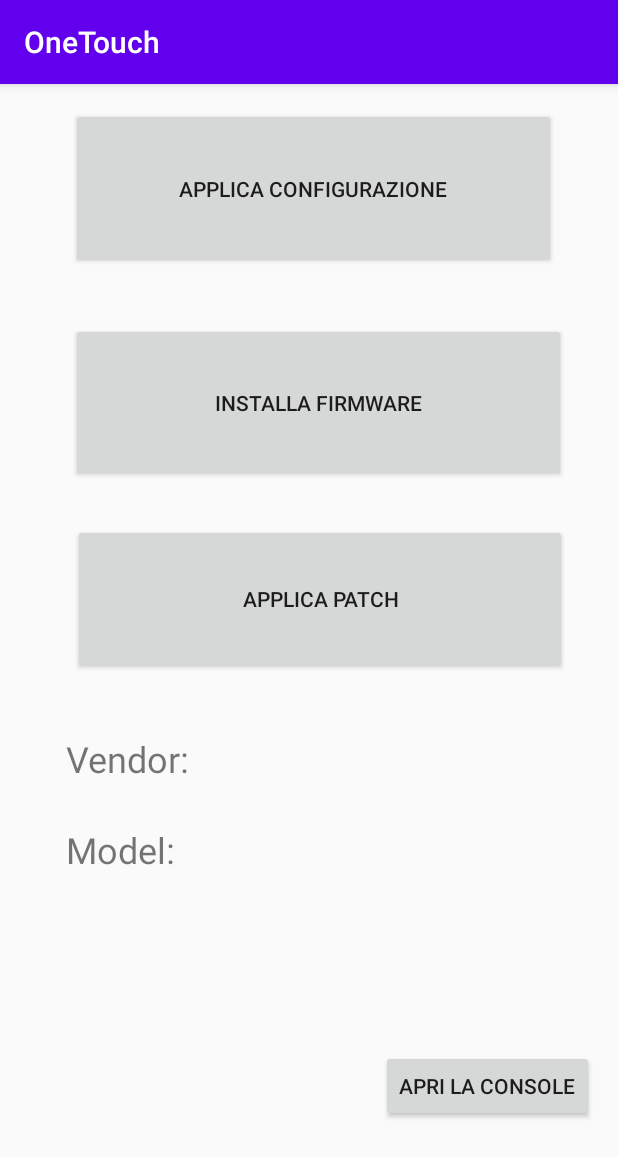
After one commit to MarcoPoveromo/OneTouch, an Android app: the fragment CpeMenuFragment shown on its own in the app's theme, on a phone screen of 412 x 824 dp. The commit adds this screen. Shown: the top 1157 px of the screen. Run offline under Robolectric (Android 15) with nearby library versions, the phone set to English and light mode, and no system bars; 2 statements that could not run were skipped.

Commit message:
Aggiunto menu del cpe e versione mokkata di applica configurazione

```diff
--- a/app/build.gradle
+++ b/app/build.gradle
@@ -33,6 +33,7 @@ dependencies {
     implementation 'androidx.appcompat:appcompat:1.1.0'
     implementation 'androidx.constraintlayout:constraintlayout:1.1.3'
     implementation 'com.github.felHR85:UsbSerial:6.1.0'
+    implementation 'androidx.legacy:legacy-support-v4:1.0.0'
     testImplementation 'junit:junit:4.12'
     androidTestImplementation 'androidx.test.ext:junit:1.1.1'
     androidTestImplementation 'androidx.test.espresso:espresso-core:3.2.0'
--- /dev/null
+++ b/app/src/main/java/android/stage/onetouch/CpeMenuFragment.java
@@ -0,0 +1,173 @@
+package android.stage.onetouch;
+
+import android.content.BroadcastReceiver;
+import android.content.ComponentName;
+import android.content.Context;
+import android.content.Intent;
+import android.content.IntentFilter;
+import android.content.ServiceConnection;
+import android.os.Bundle;
+
+import androidx.annotation.NonNull;
+import androidx.annotation.Nullable;
+import androidx.fragment.app.Fragment;
+
+import android.os.Handler;
+import android.os.IBinder;
+import android.os.Message;
+import android.view.LayoutInflater;
+import android.view.View;
+import android.view.ViewGroup;
+import android.widget.Button;
+import android.widget.Toast;
+
+import java.lang.ref.WeakReference;
+import java.util.Set;
+
+
+public class CpeMenuFragment extends Fragment {
+    private final BroadcastReceiver mUsbReceiver = new BroadcastReceiver() {
+        @Override
+        public void onReceive(Context context, Intent intent) {
+            switch (intent.getAction()) {
+                case UsbService.ACTION_USB_PERMISSION_GRANTED:
+                    Toast.makeText(context, "USB Ready", Toast.LENGTH_SHORT).show();
+                    break;
+                case UsbService.ACTION_USB_PERMISSION_NOT_GRANTED:
+                    Toast.makeText(context, "USB Permission not granted", Toast.LENGTH_SHORT).show();
+                    break;
+                case UsbService.ACTION_NO_USB:
+                    Toast.makeText(context, "No USB connected", Toast.LENGTH_SHORT).show();
+                    break;
+                case UsbService.ACTION_USB_DISCONNECTED:
+                    Toast.makeText(context, "USB disconnected", Toast.LENGTH_SHORT).show();
+                    break;
+                case UsbService.ACTION_USB_NOT_SUPPORTED:
+                    Toast.makeText(context, "USB device not supported", Toast.LENGTH_SHORT).show();
+                    break;
+            }
+        }
+    };
+
+    private UsbService usbService;
+    private CpeMenuFragment.MyHandler mHandler;
+
+    Button mButtonApriConsole;
+    Button mButtonConfiguration;
+
+    private final ServiceConnection usbConnection = new ServiceConnection() {
+        @Override
+        public void onServiceConnected(ComponentName arg0, IBinder arg1) {
+            usbService = ((UsbService.UsbBinder) arg1).getService();
+            usbService.setHandler(mHandler);
+        }
+
+        @Override
+        public void onServiceDisconnected(ComponentName arg0) {
+            usbService = null;
+        }
+    };
+
+    private void startService(Class<?> service, ServiceConnection serviceConnection, Bundle extras) {
+        if (!UsbService.SERVICE_CONNECTED) {
+            Intent startService = new Intent(getActivity(), service);
+            if (extras != null && !extras.isEmpty()) {
+                Set<String> keys = extras.keySet();
+                for (String key : keys) {
+                    String extra = extras.getString(key);
+                    startService.putExtra(key, extra);
+                }
+            }
+            getActivity().startService(startService);
+        }
+        Intent bindingIntent = new Intent(getActivity(), service);
+        getActivity().bindService(bindingIntent, serviceConnection, Context.BIND_AUTO_CREATE);
+    }
+
+    private void setFilters() {
+        IntentFilter filter = new IntentFilter();
+        filter.addAction(UsbService.ACTION_USB_PERMISSION_GRANTED);
+        filter.addAction(UsbService.ACTION_NO_USB);
+        filter.addAction(UsbService.ACTION_USB_DISCONNECTED);
+        filter.addAction(UsbService.ACTION_USB_NOT_SUPPORTED);
+        filter.addAction(UsbService.ACTION_USB_PERMISSION_NOT_GRANTED);
+        getActivity().registerReceiver(mUsbReceiver, filter);
+    }
+
+
+    private static class MyHandler extends Handler {
+        private final WeakReference<CpeMenuFragment> mFragment;
+
+        public MyHandler(Fragment fragment) {
+            mFragment = new WeakReference<CpeMenuFragment>((CpeMenuFragment) fragment);
+        }
+
+        @Override
+        public void handleMessage(Message msg) {
+            switch (msg.what) {
+                case UsbService.MESSAGE_FROM_SERIAL_PORT:
+                    String data = (String) msg.obj;
+                    break;
+                case UsbService.CTS_CHANGE:
+                    Toast.makeText(mFragment.get().getContext(), "CTS_CHANGE",Toast.LENGTH_LONG).show();
+                    break;
+                case UsbService.DSR_CHANGE:
+                    Toast.makeText(mFragment.get().getContext(), "DSR_CHANGE",Toast.LENGTH_LONG).show();
+                    break;
+            }
+        }
+    }
+
+    @Override
+    public void onResume() {
+        super.onResume();
+        setFilters();  // Start listening notifications from UsbService
+        startService(UsbService.class, usbConnection, null); // Start UsbService(if it was not started before) and Bind it
+    }
+
+    @Override
+    public void onPause() {
+        super.onPause();
+        getActivity().unregisterReceiver(mUsbReceiver);
+        getActivity().unbindService(usbConnection);
+    }
+
+    @Override
+    public void onCreate(@Nullable Bundle savedInstanceState) {
+        super.onCreate(savedInstanceState);
+    }
+
+    @Nullable
+    @Override
+    public View onCreateView(@NonNull LayoutInflater inflater, @Nullable ViewGroup container, @Nullable Bundle savedInstanceState) {
+        View v = inflater.inflate(R.layout.cpe_menu_fragment, container, false);
+        mHandler = new MyHandler(CpeMenuFragment.this);
+
+        mButtonApriConsole = (Button) v.findViewById(R.id.button8);
+        mButtonApriConsole.setOnClickListener(new View.OnClickListener() {
+            @Override
+            public void onClick(View v) {
+                CpeConsoleFragment nextFrag= new CpeConsoleFragment();
+                getActivity().getSupportFragmentManager().beginTransaction()
+                        .replace(R.id.fragment_container, nextFrag, "CpeMenuFragment")
+                        .addToBackStack(null)
+                        .commit();
+            }
+        });
+        mButtonConfiguration = (Button) v.findViewById(R.id.button3);
+        mButtonConfiguration.setOnClickListener(new View.OnClickListener() {
+            @Override
+            public void onClick(View v) {
+                CpeConfigurationFragment nextFrag= new CpeConfigurationFragment();
+                getActivity().getSupportFragmentManager().beginTransaction()
+                        .replace(R.id.fragment_container, nextFrag, "CpeMenuFragment")
+                        .addToBackStack(null)
+                        .commit();
+            }
+        });
+
+
+        return v;
+    }
+
+}
--- /dev/null
+++ b/app/src/main/res/layout/cpe_menu_fragment.xml
@@ -0,0 +1,72 @@
+<?xml version="1.0" encoding="utf-8"?>
+<androidx.constraintlayout.widget.ConstraintLayout xmlns:android="http://schemas.android.com/apk/res/android"
+    xmlns:app="http://schemas.android.com/apk/res-auto"
+    xmlns:tools="http://schemas.android.com/tools"
+    android:layout_width="match_parent"
+    android:layout_height="match_parent">
+
+    <Button
+        android:id="@+id/button3"
+        android:layout_width="323dp"
+        android:layout_height="107dp"
+        android:layout_marginTop="16dp"
+        android:text="@string/applica_configurazione"
+        app:layout_constraintEnd_toEndOf="parent"
+        app:layout_constraintHorizontal_bias="0.534"
+        app:layout_constraintStart_toStartOf="parent"
+        app:layout_constraintTop_toTopOf="parent" />
+
+    <Button
+        android:id="@+id/button6"
+        android:layout_width="330dp"
+        android:layout_height="106dp"
+        android:layout_marginTop="36dp"
+        android:text="@string/installa_firmware"
+        app:layout_constraintEnd_toEndOf="parent"
+        app:layout_constraintHorizontal_bias="0.58"
+        app:layout_constraintStart_toStartOf="parent"
+        app:layout_constraintTop_toBottomOf="@+id/button3" />
+
+    <Button
+        android:id="@+id/button7"
+        android:layout_width="329dp"
+        android:layout_height="100dp"
+        android:layout_marginTop="28dp"
+        android:text="@string/applica_patch"
+        app:layout_constraintEnd_toEndOf="parent"
+        app:layout_constraintHorizontal_bias="0.585"
+        app:layout_constraintStart_toStartOf="parent"
+        app:layout_constraintTop_toBottomOf="@+id/button6" />
+
+    <TextView
+        android:id="@+id/textView3"
+        android:layout_width="wrap_content"
+        android:layout_height="wrap_content"
+        android:layout_marginStart="44dp"
+        android:layout_marginTop="40dp"
+        android:text="@string/vendor"
+        android:textSize="24sp"
+        app:layout_constraintStart_toStartOf="parent"
+        app:layout_constraintTop_toBottomOf="@+id/button7" />
+
+    <TextView
+        android:id="@+id/textView4"
+        android:layout_width="wrap_content"
+        android:layout_height="wrap_content"
+        android:layout_marginStart="44dp"
+        android:layout_marginTop="28dp"
+        android:text="@string/model"
+        android:textSize="24sp"
+        app:layout_constraintStart_toStartOf="parent"
+        app:layout_constraintTop_toBottomOf="@+id/textView3" />
+
+    <Button
+        android:id="@+id/button8"
+        android:layout_width="wrap_content"
+        android:layout_height="wrap_content"
+        android:layout_marginEnd="16dp"
+        android:layout_marginBottom="76dp"
+        android:text="@string/apri_la_console"
+        app:layout_constraintBottom_toBottomOf="parent"
+        app:layout_constraintEnd_toEndOf="parent" />
+</androidx.constraintlayout.widget.ConstraintLayout>
--- a/app/src/main/res/values/strings.xml
+++ b/app/src/main/res/values/strings.xml
@@ -1,3 +1,12 @@
 <resources>
     <string name="app_name">OneTouch</string>
+
+    <!-- TODO: Remove or change this placeholder text -->
+    <string name="hello_blank_fragment">Hello blank fragment</string>
+    <string name="applica_configurazione">Applica configurazione</string>
+    <string name="installa_firmware">Installa firmware</string>
+    <string name="applica_patch">Applica patch</string>
+    <string name="vendor">Vendor:</string>
+    <string name="model">Model:</string>
+    <string name="apri_la_console">Apri la console</string>
 </resources>
```
Also changed, not shown: app/src/main/java/android/stage/onetouch/CpeConfigurationFragment.java (added, +164 -0 lines), app/src/main/java/android/stage/onetouch/CpeWaitFragment.java (+7 -3 lines), app/src/main/res/layout/fragment_cpe_configuration.xml (added, +23 -0 lines).
